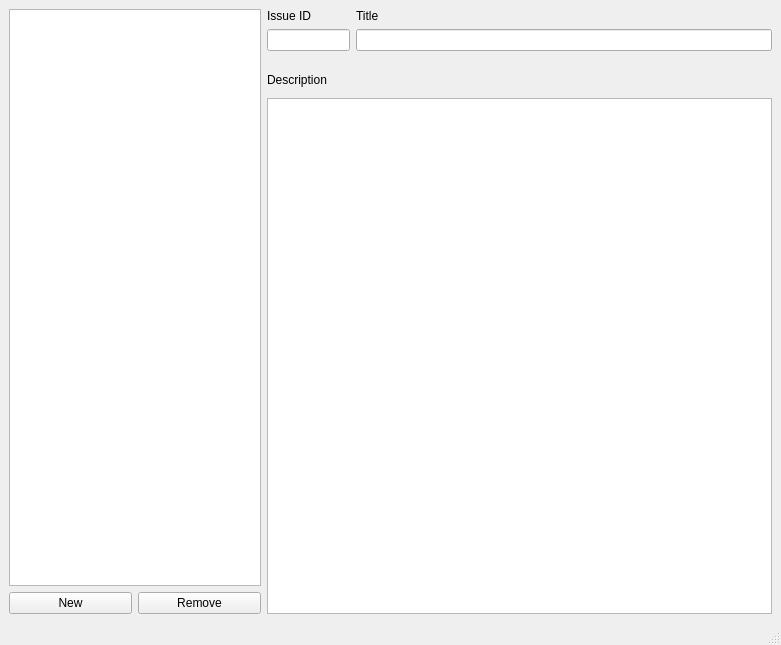
Old version of the form src/listofissues.ui in the repository mosegui/gambit.
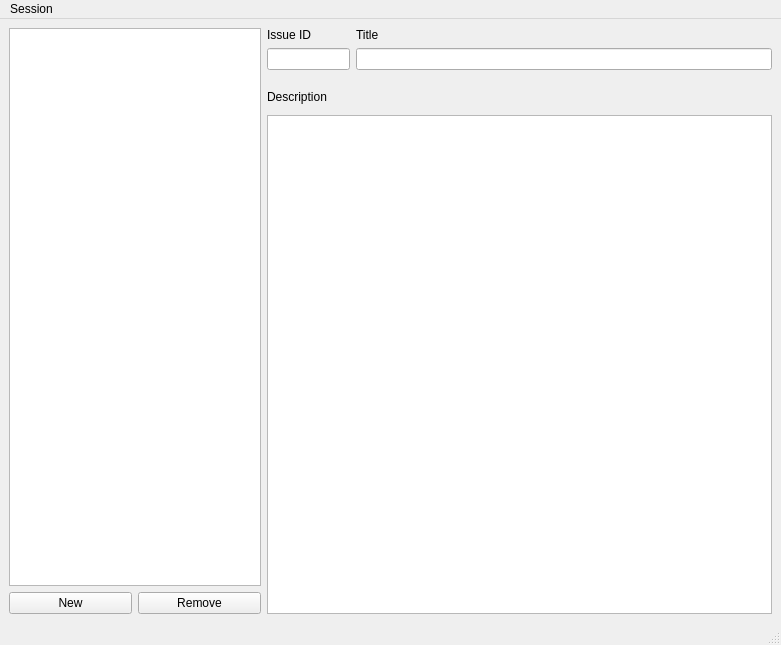
New version of the form.

Commit message: list and select existing sessions/databases

The edit to the form file:
```diff
--- a/src/listofissues.ui
+++ b/src/listofissues.ui
@@ -137,6 +137,14 @@
      <height>22</height>
     </rect>
    </property>
+   <widget class="QMenu" name="menuFile">
+    <property name="title">
+     <string>Session</string>
+    </property>
+    <addaction name="actionNew_Session"/>
+    <addaction name="actionOpen_Session"/>
+   </widget>
+   <addaction name="menuFile"/>
   </widget>
   <widget class="QStatusBar" name="statusbar"/>
  </widget>
```
Left out of the diff: 10 changed lines with no effect on the pictures. The commit also changes 8 other files.
